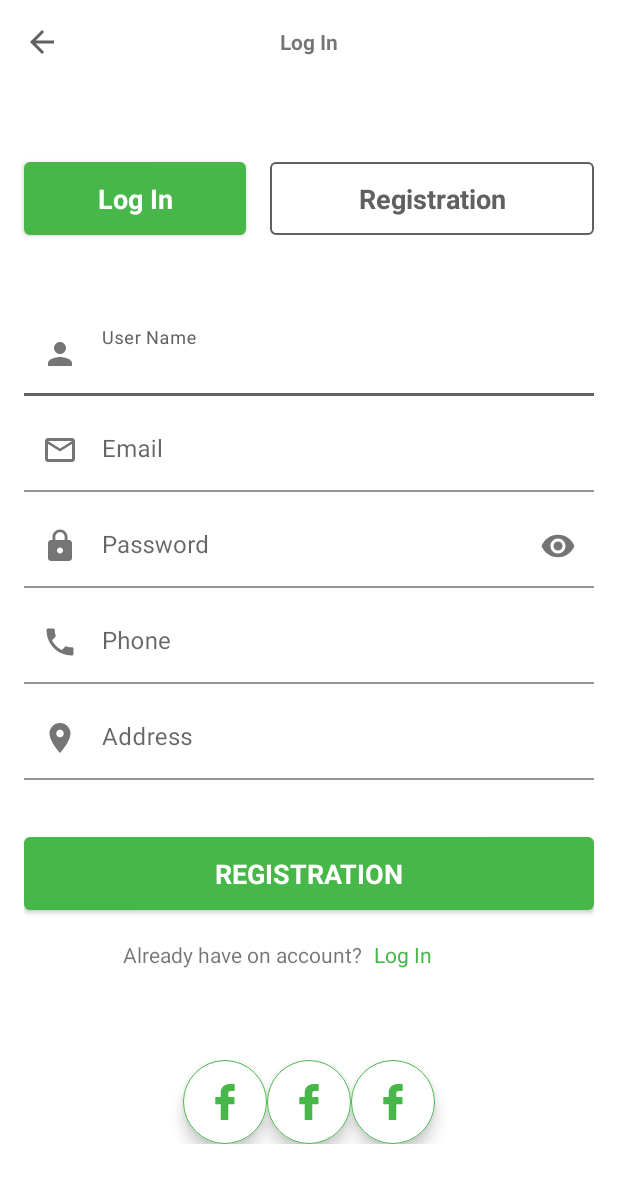
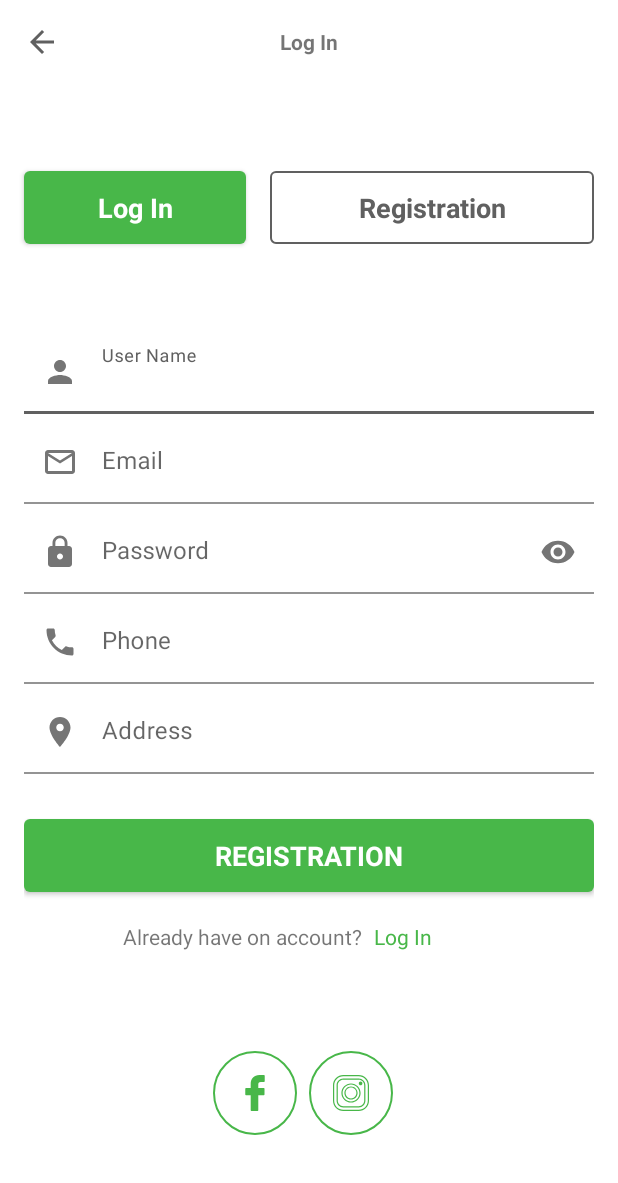
Before and after one commit to anthonylopez15/ecommerce, an Android app: the screen it shows after launch (MainActivity), on a phone screen of 412 x 824 dp. Shown: the top 1183 px of the screen. Run offline under Robolectric (Android 15) with nearby library versions, the phone set to English and light mode, and no system bars.

Commit message:
Tela de login finalizada

```diff
--- /dev/null
+++ b/app/src/main/res/drawable/circle_border.xml
@@ -0,0 +1,8 @@
+<?xml version="1.0" encoding="utf-8"?>
+<shape xmlns:android="http://schemas.android.com/apk/res/android"
+    android:shape="oval">
+    <solid android:color="@android:color/transparent" />
+    <stroke
+        android:width="1dp"
+        android:color="@color/secondaryColor" />
+</shape>
--- a/app/src/main/res/drawable/ic_facebook.xml
+++ b/app/src/main/res/drawable/ic_facebook.xml
@@ -1,9 +1,9 @@
 <vector xmlns:android="http://schemas.android.com/apk/res/android"
-    android:width="96.124dp"
-    android:height="96.123dp"
+    android:width="200dp"
+    android:height="200dp"
     android:viewportWidth="96.124"
     android:viewportHeight="96.123">
   <path
-      android:fillColor="@color/colorAccent"
+      android:fillColor="#FF000000"
       android:pathData="M72.089,0.02L59.624,0C45.62,0 36.57,9.285 36.57,23.656v10.907H24.037c-1.083,0 -1.96,0.878 -1.96,1.961v15.803c0,1.083 0.878,1.96 1.96,1.96h12.533v39.876c0,1.083 0.877,1.96 1.96,1.96h16.352c1.083,0 1.96,-0.878 1.96,-1.96V54.287h14.654c1.083,0 1.96,-0.877 1.96,-1.96l0.006,-15.803c0,-0.52 -0.207,-1.018 -0.574,-1.386c-0.367,-0.368 -0.867,-0.575 -1.387,-0.575H56.842v-9.246c0,-4.444 1.059,-6.7 6.848,-6.7l8.397,-0.003c1.082,0 1.959,-0.878 1.959,-1.96V1.98C74.046,0.899 73.17,0.022 72.089,0.02z"/>
 </vector>
--- /dev/null
+++ b/app/src/main/res/drawable/ic_instagram.xml
@@ -0,0 +1,21 @@
+<vector xmlns:android="http://schemas.android.com/apk/res/android"
+    android:width="200dp"
+    android:height="200dp"
+    android:viewportWidth="512"
+    android:viewportHeight="512">
+  <path
+      android:fillColor="#FF000000"
+      android:pathData="M366.08,0L145.92,0C65.707,0 0,65.707 0,145.92v220.16C0,446.293 65.707,512 145.92,512h220.16C446.293,512 512,446.293 512,366.08L512,145.92C512,65.707 446.293,0 366.08,0zM494.933,366.08c0,70.827 -58.027,128.853 -128.853,128.853L145.92,494.933c-70.827,0 -128.853,-58.027 -128.853,-128.853L17.067,145.92c0,-70.827 58.027,-128.853 128.853,-128.853h220.16c70.827,0 128.853,58.027 128.853,128.853L494.933,366.08z"/>
+  <path
+      android:fillColor="#FF000000"
+      android:pathData="M366.08,51.2L145.92,51.2c-52.053,0 -94.72,42.667 -94.72,94.72v220.16c0,52.053 42.667,94.72 94.72,94.72h220.16c52.053,0 94.72,-42.667 94.72,-94.72L460.8,145.92C460.8,93.867 418.133,51.2 366.08,51.2zM443.733,366.08c0,42.667 -34.987,77.653 -77.653,77.653L145.92,443.733c-42.667,0 -77.653,-34.987 -77.653,-77.653L68.267,145.92c0,-42.667 34.987,-77.653 77.653,-77.653h220.16c42.667,0 77.653,34.987 77.653,77.653L443.733,366.08z"/>
+  <path
+      android:fillColor="#FF000000"
+      android:pathData="M256,119.467c-75.093,0 -136.533,61.44 -136.533,136.533S180.907,392.533 256,392.533S392.533,331.093 392.533,256S331.093,119.467 256,119.467zM256,375.467c-65.707,0 -119.467,-53.76 -119.467,-119.467S190.293,136.533 256,136.533S375.467,190.293 375.467,256S321.707,375.467 256,375.467z"/>
+  <path
+      android:fillColor="#FF000000"
+      android:pathData="M256,162.133c-52.053,0 -93.867,41.813 -93.867,93.867c0,52.053 41.813,93.867 93.867,93.867s93.867,-41.813 93.867,-93.867S308.053,162.133 256,162.133zM256,332.8c-42.667,0 -76.8,-34.133 -76.8,-76.8c0,-42.667 34.133,-76.8 76.8,-76.8c42.667,0 76.8,34.133 76.8,76.8C332.8,298.667 298.667,332.8 256,332.8z"/>
+  <path
+      android:fillColor="#FF000000"
+      android:pathData="M392.533,93.867c-14.507,0 -25.6,11.093 -25.6,25.6s11.093,25.6 25.6,25.6c14.507,0 25.6,-11.093 25.6,-25.6S407.04,93.867 392.533,93.867z"/>
+</vector>
--- a/app/src/main/res/layout/fragment_login.xml
+++ b/app/src/main/res/layout/fragment_login.xml
@@ -7,14 +7,18 @@
     android:background="@android:color/white"
     tools:context=".LoginFragment">
 
+    <com.google.android.material.appbar.AppBarLayout
+        android:id="@+id/topAppBar"
+        android:layout_width="match_parent"
+        android:layout_height="wrap_content"
+        app:elevation="0dp"
+        app:layout_constraintStart_toStartOf="parent"
+        app:layout_constraintTop_toTopOf="parent">
+
         <com.google.android.material.appbar.MaterialToolbar
-        android:id="@+id/topAppBar"
             style="@style/Widget.MaterialComponents.Toolbar.Primary"
             android:layout_width="match_parent"
             android:layout_height="?attr/actionBarSize"
-        android:elevation="0dp"
-        app:layout_constraintStart_toStartOf="parent"
-        app:layout_constraintTop_toTopOf="parent"
             app:navigationIcon="@drawable/ic_arrow_back">
 
             <TextView
@@ -25,6 +29,7 @@
                 android:text="@string/log_in"
                 android:textStyle="bold" />
         </com.google.android.material.appbar.MaterialToolbar>
+    </com.google.android.material.appbar.AppBarLayout>
 
 
     <com.google.android.material.button.MaterialButton
@@ -63,6 +68,7 @@
         android:layout_marginStart="@dimen/spacing_normal"
         android:layout_marginEnd="@dimen/spacing_normal"
         android:fillViewport="true"
+        app:layout_behavior="@string/appbar_scrolling_view_behavior"
         app:layout_constraintBottom_toTopOf="@id/medias_layout"
         app:layout_constraintEnd_toEndOf="parent"
         app:layout_constraintStart_toStartOf="parent"
@@ -86,50 +92,25 @@
         app:layout_constraintStart_toStartOf="parent"
         app:layout_constraintTop_toBottomOf="@id/content">
 
-        <com.google.android.material.floatingactionbutton.ExtendedFloatingActionButton
-            android:id="@+id/floatingActionButton"
+        <com.google.android.material.floatingactionbutton.FloatingActionButton
+            android:id="@+id/fab_facebook"
+            style="@style/Widget.App.FloatingActionButton"
             android:layout_width="wrap_content"
             android:layout_height="wrap_content"
-            app:backgroundTint="@color/primaryColor"
-            app:elevation="0dp"
-            app:icon="@drawable/ic_facebook"
-            app:iconTint="@color/secondaryColor"
-            app:layout_constraintBottom_toBottomOf="parent"
-            app:layout_constraintEnd_toEndOf="parent"
-            app:rippleColor="@color/primaryDarkColor"
-            app:shapeAppearance="?attr/shapeAppearanceOverlay"
-            app:strokeColor="@color/secondaryColor"
-            app:strokeWidth="0.1dp" />
+            android:layout_gravity="center_horizontal"
+            android:layout_marginEnd="@dimen/spacing_low"
+            android:src="@drawable/ic_facebook"
+            app:elevation="0dp" />
 
-        <com.google.android.material.floatingactionbutton.ExtendedFloatingActionButton
-            android:id="@+id/floatingActionButton2"
+        <com.google.android.material.floatingactionbutton.FloatingActionButton
+            android:id="@+id/fab_instagram"
+            style="@style/Widget.App.FloatingActionButton"
             android:layout_width="wrap_content"
             android:layout_height="wrap_content"
-            app:backgroundTint="@color/primaryColor"
-            app:elevation="0dp"
-            app:icon="@drawable/ic_facebook"
-            app:iconTint="@color/secondaryColor"
-            app:layout_constraintBottom_toBottomOf="parent"
-            app:layout_constraintEnd_toEndOf="parent"
-            app:rippleColor="@color/primaryDarkColor"
-            app:shapeAppearance="?attr/shapeAppearanceOverlay"
-            app:strokeColor="@color/secondaryColor"
-            app:strokeWidth="0.1dp" />
-
-        <com.google.android.material.floatingactionbutton.ExtendedFloatingActionButton
-            android:id="@+id/floatingActionButton3"
-            android:layout_width="wrap_content"
-            android:layout_height="wrap_content"
-            app:backgroundTint="@color/primaryColor"
-            app:elevation="0dp"
-            app:icon="@drawable/ic_facebook"
-            app:iconTint="@color/secondaryColor"
-            app:layout_constraintBottom_toBottomOf="parent"
-            app:layout_constraintEnd_toEndOf="parent"
-            app:rippleColor="@color/primaryDarkColor"
-            app:shapeAppearance="?attr/shapeAppearanceOverlay"
-            app:strokeColor="@color/secondaryColor"
-            app:strokeWidth="0.1dp" />
+            android:layout_gravity="center_horizontal"
+            android:layout_marginEnd="@dimen/spacing_low"
+            android:src="@drawable/ic_instagram"
+            app:elevation="0dp" />
 
     </LinearLayout>
 
--- a/app/src/main/res/layout/fragment_registration_component.xml
+++ b/app/src/main/res/layout/fragment_registration_component.xml
@@ -29,7 +29,7 @@
         style="@style/StyledTilEditText"
         android:layout_width="match_parent"
         android:layout_height="wrap_content"
-        android:layout_marginTop="@dimen/spacing_low"
+        android:layout_marginTop="@dimen/spacing_low_extra"
         android:hint="@string/email"
         app:layout_constraintBottom_toTopOf="@id/tf_password"
         app:layout_constraintEnd_toEndOf="parent"
@@ -48,7 +48,7 @@
         style="@style/StyledTilEditText"
         android:layout_width="match_parent"
         android:layout_height="wrap_content"
-        android:layout_marginTop="@dimen/spacing_low"
+        android:layout_marginTop="@dimen/spacing_low_extra"
         android:hint="@string/password"
         app:endIconMode="password_toggle"
         app:layout_constraintBottom_toTopOf="@id/tf_phone"
@@ -68,7 +68,7 @@
         style="@style/StyledTilEditText"
         android:layout_width="match_parent"
         android:layout_height="wrap_content"
-        android:layout_marginTop="@dimen/spacing_low"
+        android:layout_marginTop="@dimen/spacing_low_extra"
         android:hint="@string/phone"
         app:layout_constraintBottom_toTopOf="@id/tf_address"
         app:layout_constraintEnd_toEndOf="parent"
@@ -87,7 +87,7 @@
         style="@style/StyledTilEditText"
         android:layout_width="match_parent"
         android:layout_height="wrap_content"
-        android:layout_marginTop="@dimen/spacing_low"
+        android:layout_marginTop="@dimen/spacing_low_extra"
         android:hint="@string/address"
         app:layout_constraintBottom_toTopOf="@id/registration"
         app:layout_constraintEnd_toEndOf="parent"
@@ -106,7 +106,7 @@
         style="@style/Button.Contained"
         android:layout_width="match_parent"
         android:layout_height="wrap_content"
-        android:layout_marginTop="@dimen/spacing_extra_large"
+        android:layout_marginTop="@dimen/spacing_large"
         android:text="@string/registration"
         android:textAllCaps="true"
         android:textStyle="bold"
--- a/app/src/main/res/values/dimens.xml
+++ b/app/src/main/res/values/dimens.xml
@@ -1,8 +1,9 @@
 <?xml version="1.0" encoding="utf-8"?>
 <resources>
-    <dimen name="spacing_normal">16dp</dimen>
+    <dimen name="spacing_low_extra">4dp</dimen>
     <dimen name="spacing_low">8dp</dimen>
     <dimen name="spacing_medium">12dp</dimen>
+    <dimen name="spacing_normal">16dp</dimen>
     <dimen name="spacing_large">24dp</dimen>
     <dimen name="spacing_extra_large">32dp</dimen>
 </resources>
--- a/app/src/main/res/values/styles.xml
+++ b/app/src/main/res/values/styles.xml
@@ -10,6 +10,28 @@
         <item name="colorSecondaryVariant">@color/secondaryDarkColor</item>
         <item name="colorOnSecondary">@color/secondaryTextColor</item>
         <item name="font">@font/roboto</item>
+    </style>
+
+    <style name="ShapeAppearance.App.SmallComponent" parent="ShapeAppearance.MaterialComponents.LargeComponent">
+        <item name="cornerFamily">rounded</item>
+        <item name="cornerSize">4dp</item>
+        <item name="elevation">0dp</item>
+    </style>
+
+    <style name="Widget.App.FloatingActionButtonSquare" parent="Widget.MaterialComponents.ExtendedFloatingActionButton.Icon">
+        <item name="materialThemeOverlay">@style/ThemeOverlay.App.FloatingActionButton</item>
+        <item name="shapeAppearanceOverlay">@style/ShapeAppearance.App.SmallComponent</item>
+   </style>
+
+    <style name="Widget.App.FloatingActionButton" parent="Widget.MaterialComponents.FloatingActionButton">
+        <item name="materialThemeOverlay">@style/ThemeOverlay.App.FloatingActionButton</item>
+        <item name="android:foreground">@drawable/circle_border</item>
+    </style>
+
+    <style name="ThemeOverlay.App.FloatingActionButton" parent="">
+        <item name="colorSecondary">@color/primaryColor</item>
+        <item name="colorOnSecondary">@color/secondaryColor</item>
+        <item name="colorOnSurface">@color/primaryColor</item>
     </style>
 
     <style name="Button.Contained" parent="Widget.MaterialComponents.Button">
@@ -51,5 +73,16 @@
     </style>
 
 
+    <style name="StyledFabTheme">
+        <item name="colorSecondary">@color/primaryColor</item>
+        <item name="colorOnSecondary">@color/secondaryColor</item>
+        <item name="colorOnSurface">@color/secondaryColor</item>
+        <item name="android:foreground">@drawable/circle_border</item>
+    </style>
+
+    <style name="CustomFab">
+        <item name="android:theme">@style/StyledFabTheme</item>
+    </style>
+
 
 </resources>
```
Also changed, not shown: app/src/main/res/drawable-mdpi/square_border.xml (added, +10 -0 lines), app/src/main/res/drawable-xhdpi/background_login_btn.xml (deleted, +0 -32 lines), app/src/main/res/drawable/background_et.xml (deleted, +0 -8 lines). Lines whose indentation alone changed are shown as unchanged.
